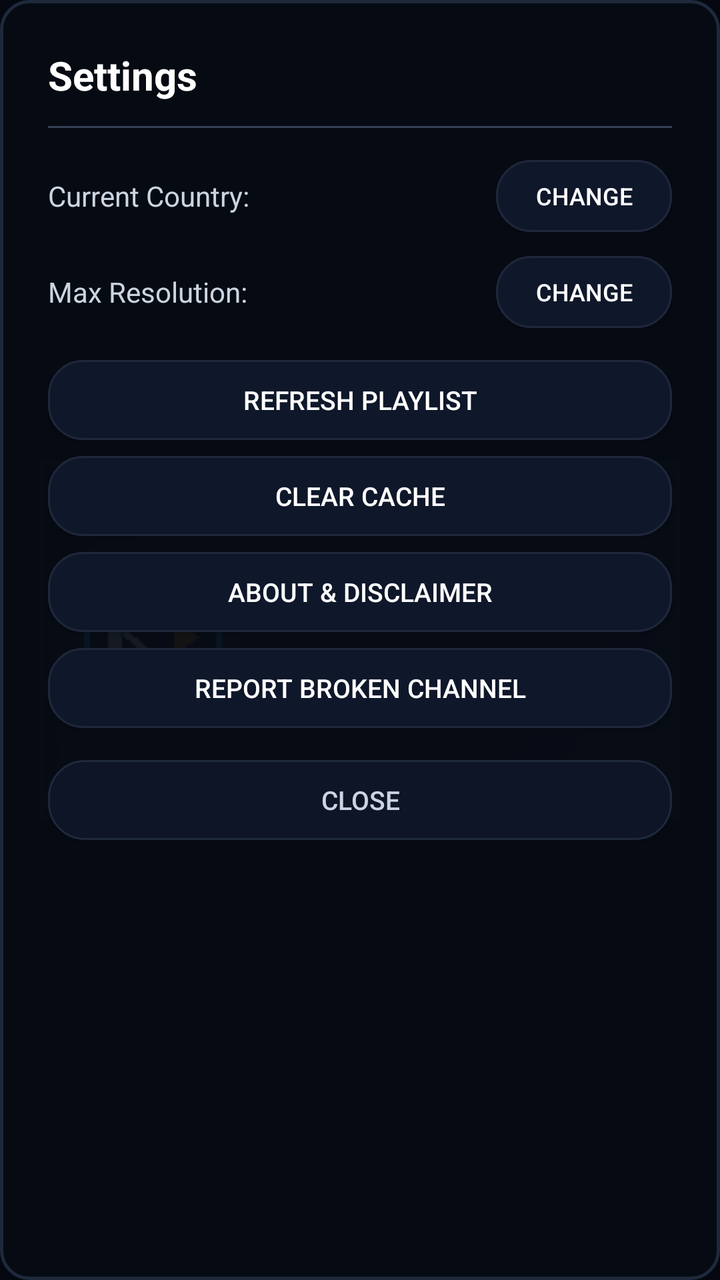
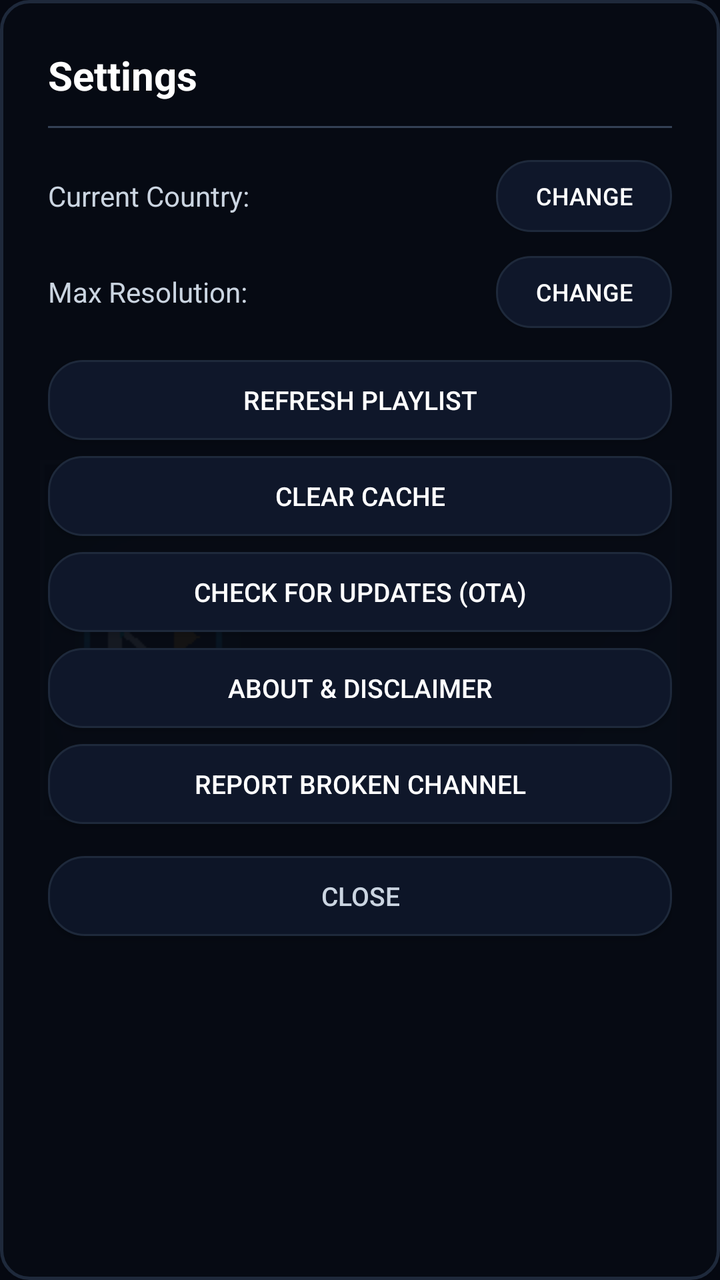

Before-and-after screenshots of an Android layout around one commit, followed by the original layout XML and the change that was made.
<!-- AndroidManifest.xml: application theme Theme.Kapyo.Splash -->
<!-- res/layout/dialog_settings.xml -->
<?xml version="1.0" encoding="utf-8"?>
<LinearLayout xmlns:android="http://schemas.android.com/apk/res/android"
    android:layout_width="480dp"
    android:layout_height="wrap_content"
    android:background="@drawable/bg_overlay_banner"
    android:orientation="vertical"
    android:padding="24dp">

    <TextView
        android:layout_width="match_parent"
        android:layout_height="wrap_content"
        android:text="@string/settings"
        android:textColor="@color/tv_text_primary"
        android:textSize="20sp"
        android:textStyle="bold" />

    <View
        android:layout_width="match_parent"
        android:layout_height="1dp"
        android:layout_marginTop="12dp"
        android:layout_marginBottom="16dp"
        android:background="#334155" />

    
    <LinearLayout
        android:layout_width="match_parent"
        android:layout_height="wrap_content"
        android:gravity="center_vertical"
        android:orientation="horizontal">

        <TextView
            android:layout_width="0dp"
            android:layout_height="wrap_content"
            android:layout_weight="1"
            android:text="Current Country:"
            android:textColor="@color/tv_text_secondary"
            android:textSize="14sp" />

        <TextView
            android:id="@+id/tv_current_country_val"
            android:layout_width="wrap_content"
            android:layout_height="wrap_content"
            android:textColor="@color/tv_card_focused"
            android:textSize="14sp"
            android:textStyle="bold" />

        <Button
            android:id="@+id/btn_change_country"
            android:layout_width="wrap_content"
            android:layout_height="36dp"
            android:layout_marginStart="12dp"
            android:background="@drawable/bg_chip_category"
            android:focusable="true"
            android:text="Change"
            android:textColor="@color/tv_text_primary"
            android:textSize="12sp" />
    </LinearLayout>

    
    <LinearLayout
        android:layout_width="match_parent"
        android:layout_height="wrap_content"
        android:layout_marginTop="12dp"
        android:gravity="center_vertical"
        android:orientation="horizontal">

        <TextView
            android:layout_width="0dp"
            android:layout_height="wrap_content"
            android:layout_weight="1"
            android:text="Max Resolution:"
            android:textColor="@color/tv_text_secondary"
            android:textSize="14sp" />

        <TextView
            android:id="@+id/tv_current_resolution_val"
            android:layout_width="wrap_content"
            android:layout_height="wrap_content"
            android:textColor="@color/tv_card_focused"
            android:textSize="14sp"
            android:textStyle="bold" />

        <Button
            android:id="@+id/btn_change_resolution"
            android:layout_width="wrap_content"
            android:layout_height="36dp"
            android:layout_marginStart="12dp"
            android:background="@drawable/bg_chip_category"
            android:focusable="true"
            android:text="Change"
            android:textColor="@color/tv_text_primary"
            android:textSize="12sp" />
    </LinearLayout>

    
    <Button
        android:id="@+id/btn_refresh_playlist"
        android:layout_width="match_parent"
        android:layout_height="40dp"
        android:layout_marginTop="16dp"
        android:background="@drawable/bg_chip_category"
        android:focusable="true"
        android:text="@string/refresh_channels"
        android:textColor="@color/tv_text_primary"
        android:textSize="13sp" />

    <Button
        android:id="@+id/btn_clear_cache"
        android:layout_width="match_parent"
        android:layout_height="40dp"
        android:layout_marginTop="8dp"
        android:background="@drawable/bg_chip_category"
        android:focusable="true"
        android:text="@string/clear_cache"
        android:textColor="@color/tv_text_primary"
        android:textSize="13sp" />

    <Button
        android:id="@+id/btn_about"
        android:layout_width="match_parent"
        android:layout_height="40dp"
        android:layout_marginTop="8dp"
        android:background="@drawable/bg_chip_category"
        android:focusable="true"
        android:text="@string/about_title"
        android:textColor="@color/tv_text_primary"
        android:textSize="13sp" />

    <Button
        android:id="@+id/btn_report_broken"
        android:layout_width="match_parent"
        android:layout_height="40dp"
        android:layout_marginTop="8dp"
        android:background="@drawable/bg_chip_category"
        android:focusable="true"
        android:text="@string/report_broken"
        android:textColor="@color/tv_text_primary"
        android:textSize="13sp" />

    <Button
        android:id="@+id/btn_close_settings"
        android:layout_width="match_parent"
        android:layout_height="40dp"
        android:layout_marginTop="16dp"
        android:background="@drawable/bg_search_field"
        android:focusable="true"
        android:text="Close"
        android:textColor="@color/tv_text_secondary"
        android:textSize="13sp" />

</LinearLayout>
<!-- resources referenced by this layout -->
<resources>
  <color name="tv_card_focused">#2563EB</color>
  <color name="tv_text_primary">#FFFFFF</color>
  <color name="tv_text_secondary">#CBD5E1</color>
  <!-- drawable bg_chip_category (drawable) -->
  <?xml version="1.0" encoding="utf-8"?>
  <selector xmlns:android="http://schemas.android.com/apk/res/android">
      
      <item android:state_focused="true">
          <shape android:shape="rectangle">
              <solid android:color="#0F172A" />
              <stroke android:width="2.5dp" android:color="#F59E0B" />
              <corners android:radius="17dp" />
          </shape>
      </item>
      
      <item android:state_selected="true">
          <shape android:shape="rectangle">
              <solid android:color="#0284C7" />
              <stroke android:width="1.5dp" android:color="#7DD3FC" />
              <corners android:radius="17dp" />
          </shape>
      </item>
      
      <item>
          <shape android:shape="rectangle">
              <solid android:color="#0F172A" />
              <stroke android:width="1dp" android:color="#1E293B" />
              <corners android:radius="17dp" />
          </shape>
      </item>
  </selector>
  <!-- drawable bg_overlay_banner (drawable) -->
  <?xml version="1.0" encoding="utf-8"?>
  <shape xmlns:android="http://schemas.android.com/apk/res/android"
      android:shape="rectangle">
      <solid android:color="#F0070B14" />
      <stroke android:width="1.5dp" android:color="#1E293B" />
      <corners android:radius="14dp" />
  </shape>
  <!-- drawable bg_search_field (drawable) -->
  <?xml version="1.0" encoding="utf-8"?>
  <selector xmlns:android="http://schemas.android.com/apk/res/android">
      <item android:state_focused="true">
          <shape android:shape="rectangle">
              <solid android:color="#1E293B" />
              <stroke android:width="2.5dp" android:color="#00F2FE" />
              <corners android:radius="18dp" />
          </shape>
      </item>
      <item>
          <shape android:shape="rectangle">
              <solid android:color="#0D1527" />
              <stroke android:width="1dp" android:color="#1E293B" />
              <corners android:radius="18dp" />
          </shape>
      </item>
  </selector>
  <string name="about_title">About &amp; Disclaimer</string>
  <string name="clear_cache">Clear Cache</string>
  <string name="refresh_channels">Refresh Playlist</string>
  <string name="report_broken">Report Broken Channel</string>
  <string name="settings">Settings</string>
  <style name="Theme.Kapyo.Splash" parent="Theme.AppCompat.NoActionBar">
          <item name="android:windowBackground">@drawable/splash_background</item>
          <item name="android:windowNoTitle">true</item>
          <item name="android:windowFullscreen">true</item>
          <item name="android:windowContentOverlay">@null</item>
      </style>
  <!-- drawable splash_background (drawable) -->
  <?xml version="1.0" encoding="utf-8"?>
  <layer-list xmlns:android="http://schemas.android.com/apk/res/android">
      
      <item>
          <color android:color="#050811" />
      </item>
      
      <item
          android:width="260dp"
          android:height="146dp"
          android:gravity="center">
          <bitmap
              android:gravity="center"
              android:src="@drawable/banner" />
      </item>
  </layer-list>
  <!-- drawable banner: png bitmap (drawable, 7225 bytes) -->
</resources>

<!-- the commit's change to res/layout/dialog_settings.xml (unified diff, before → after) -->
@@ -116,6 +116,17 @@
         android:textSize="13sp" />
 
     <Button
+        android:id="@+id/btn_check_update"
+        android:layout_width="match_parent"
+        android:layout_height="40dp"
+        android:layout_marginTop="8dp"
+        android:background="@drawable/bg_chip_category"
+        android:focusable="true"
+        android:text="Check for Updates (OTA)"
+        android:textColor="@color/tv_text_primary"
+        android:textSize="13sp" />
+
+    <Button
         android:id="@+id/btn_about"
         android:layout_width="match_parent"
         android:layout_height="40dp"
